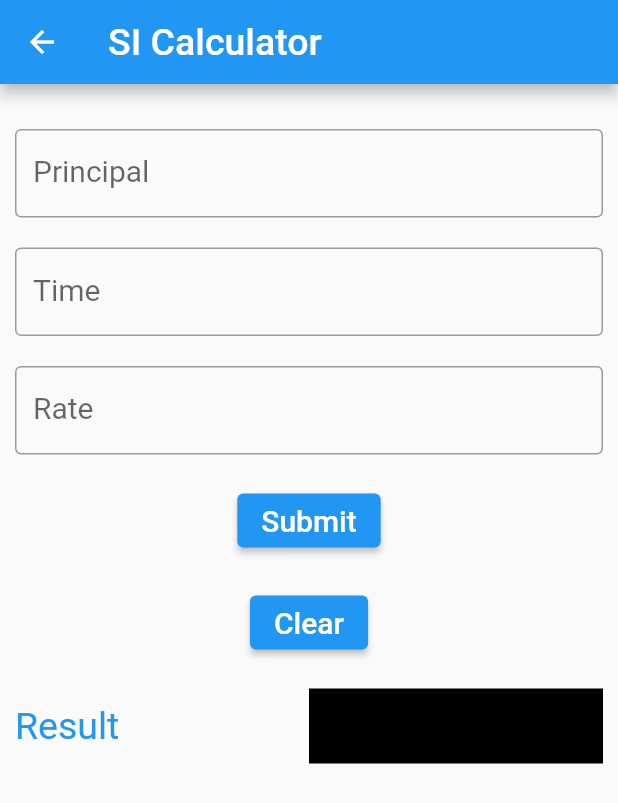
After one commit to sadiksha1000/Column, a Flutter app: the MyCalculatorr screen opened directly, on a phone screen of 412 x 824 dp. The commit adds this screen. Shown: the top 803 px of the screen. Run offline on Flutter 3.47's test engine with Material 2 defaults, Android fonts, the phone set to English and light mode, and no system bars; our stand-ins replace fluttertoast.

Commit message:
Buttons, Toast, SnackBar, Calculator,CheckButton

```diff
--- /dev/null
+++ b/column_example/lib/calculator.dart
@@ -0,0 +1,170 @@
+import 'package:flutter/material.dart';
+
+class MyCalculatorr extends StatefulWidget {
+  const MyCalculatorr({Key? key}) : super(key: key);
+
+  @override
+  _MyCalculatorState createState() => _MyCalculatorState();
+}
+
+class _MyCalculatorState extends State<MyCalculatorr> {
+  final _formKey = GlobalKey<FormState>();
+  String _principal = '';
+  String _time = '';
+  String _rate = '';
+  String result = '';
+
+  String? _myvalidation(value) {
+    if (value == null || value.isEmpty) {
+      return "Field is empty";
+    }
+    return null;
+  }
+
+  @override
+  Widget build(BuildContext context) {
+    return Scaffold(
+        appBar: AppBar(
+          title: const Text(
+            'SI Calculator',
+            style: TextStyle(
+              fontSize: 25,
+            ),
+          ),
+        ),
+        body: SingleChildScrollView(
+            child: Form(
+          key: _formKey,
+          child: Padding(
+            padding: const EdgeInsets.all(10.0),
+            child: Column(
+              children: [
+                SizedBox(
+                  height: 20,
+                ),
+                TextFormField(
+                  onSaved: (value) {
+                    _principal = value!;
+                  },
+                  keyboardType: TextInputType.number,
+                  validator: _myvalidation,
+                  decoration: InputDecoration(
+                    labelText: 'Principal',
+                    labelStyle: TextStyle(
+                      fontSize: 20,
+                    ),
+                    border: OutlineInputBorder(),
+                  ),
+                ),
+                SizedBox(
+                  height: 20,
+                ),
+                TextFormField(
+                  onSaved: (value) {
+                    _time = value!;
+                  },
+                  keyboardType: TextInputType.number,
+                  validator: _myvalidation,
+                  decoration: InputDecoration(
+                    labelText: 'Time',
+                    labelStyle: TextStyle(
+                      fontSize: 20,
+                    ),
+                    border: OutlineInputBorder(),
+                  ),
+                ),
+                SizedBox(
+                  height: 20,
+                ),
+                TextFormField(
+                  onSaved: (value) {
+                    _rate = value!;
+                  },
+                  keyboardType: TextInputType.number,
+                  validator: _myvalidation,
+                  decoration: InputDecoration(
+                    labelText: 'Rate',
+                    labelStyle: TextStyle(
+                      fontSize: 20,
+                    ),
+                    border: OutlineInputBorder(),
+                  ),
+                ),
+                SizedBox(
+                  height: 20,
+                ),
+                ElevatedButton(
+                  onPressed: () {
+                    if (_formKey.currentState!.validate()) {
+                      _formKey.currentState!.save();
+                      setState(() {
+                        result = ((int.parse(_principal) *
+                                    int.parse(_time) *
+                                    double.parse(_rate)) /
+                                100)
+                            .toString();
+                      });
+                    }
+                  },
+                  child: Text(
+                    'Submit',
+                    style: TextStyle(
+                      color: Colors.white,
+                      fontSize: 20,
+                    ),
+                  ),
+                ),
+                SizedBox(
+                  height: 20,
+                ),
+                ElevatedButton(
+                  onPressed: () {
+                    _formKey.currentState!.reset();
+                    setState(() {
+                      result = '';
+                    });
+                  },
+                  child: Text(
+                    'Clear',
+                    style: TextStyle(
+                      color: Colors.white,
+                      fontSize: 20,
+                    ),
+                  ),
+                ),
+                SizedBox(
+                  height: 20,
+                ),
+                Row(
+                  children: [
+                    Expanded(
+                      child: Text(
+                        'Result',
+                        style: TextStyle(
+                          color: Colors.blue,
+                          fontSize: 25,
+                        ),
+                      ),
+                    ),
+                    Expanded(
+                      child: Container(
+                        height: 50,
+                        width: 100,
+                        color: Colors.black,
+                        child: Text(
+                          result,
+                          style: TextStyle(
+                            color: Colors.white,
+                            fontSize: 20,
+                          ),
+                        ),
+                      ),
+                    )
+                  ],
+                )
+              ],
+            ),
+          ),
+        )));
+  }
+}
--- a/column_example/pubspec.yaml
+++ b/column_example/pubspec.yaml
@@ -33,6 +33,7 @@ dependencies:
   # The following adds the Cupertino Icons font to your application.
   # Use with the CupertinoIcons class for iOS style icons.
   cupertino_icons: ^1.0.2
+  fluttertoast: ^8.0.8
 
 dev_dependencies:
   flutter_test:
```
Also changed, not shown: column_example/lib/alertexample.dart (added, +56 -0 lines), column_example/lib/calculate.dart (added, +163 -0 lines), column_example/lib/checkbox.dart (added, +31 -0 lines), column_example/lib/checkbox_widget.dart (added, +38 -0 lines), column_example/lib/checkboxlisttile.dart (added, +53 -0 lines), column_example/lib/main.dart (+8 -1 lines), column_example/lib/mytoast.dart (added, +88 -0 lines), column_example/lib/snackbar.dart (added, +33 -0 lines), column_example/pubspec.lock.
